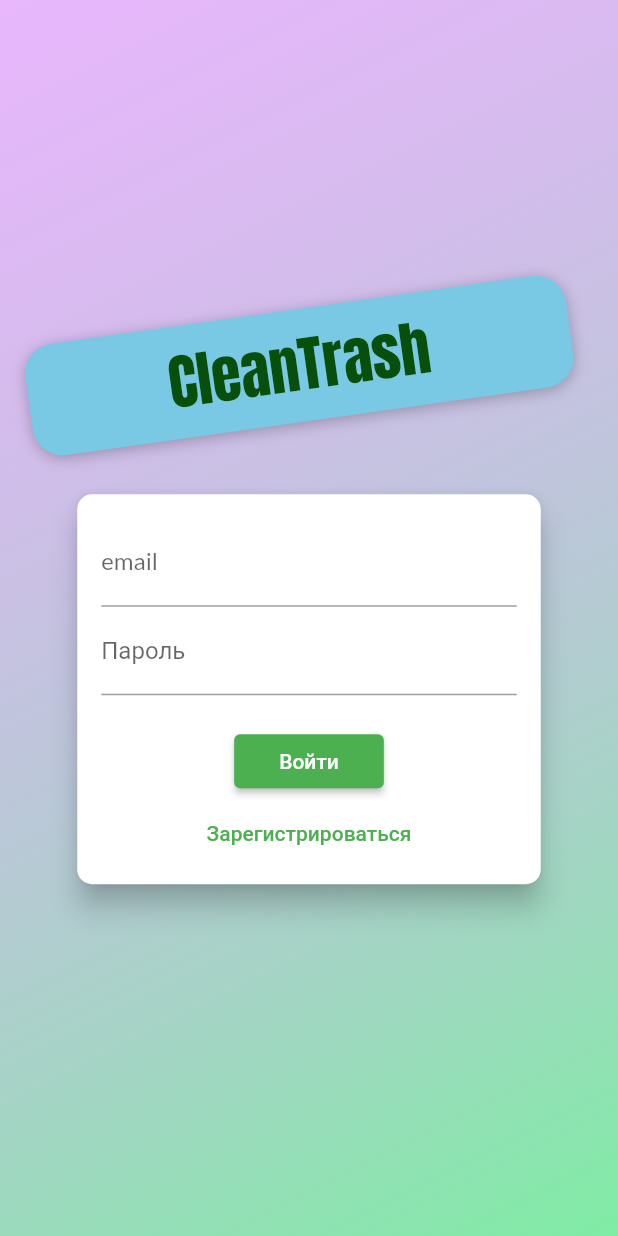
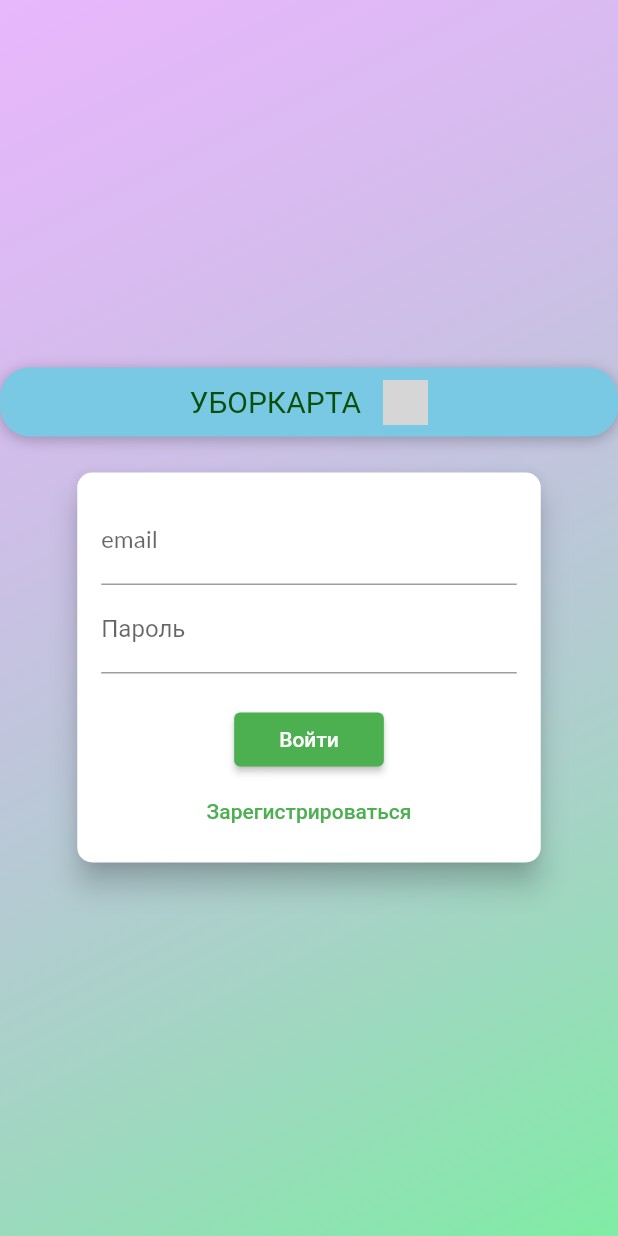
Before and after one commit to lunlord/Diplom_project, a Flutter app: the screen it shows after launch, on a phone screen of 412 x 824 dp. Run offline on Flutter 3.47's test engine with Material 2 defaults, Android fonts, the phone set to English and light mode, and no system bars; our stand-ins replace firebase_core, firebase_storage, image_picker, location; missing offline and left inert: yandex_geocoder, yandex_mapkit; accounts and stored records are empty; network calls fail; grey boxes are pictures that could not be loaded.

Commit message:
fixed commit

```diff
--- a/lib/main.dart
+++ b/lib/main.dart
@@ -38,6 +38,7 @@ class MyApp extends StatelessWidget {
                 primarySwatch: Colors.green,
                 accentColor: Colors.deepOrange,
                 fontFamily: 'Lato'),
+            debugShowCheckedModeBanner: false,
             home: auth.isAuth ? TrashOverviewScreen() : AuthScreen(),
             routes: {
               TrashDetailScreen.routeName: (ctx) => TrashDetailScreen(),
--- a/lib/providers/trash.dart
+++ b/lib/providers/trash.dart
@@ -3,6 +3,8 @@ import 'dart:convert';
 import 'package:flutter/foundation.dart';
 import 'package:http/http.dart' as http;
 import 'package:trashClean/models/place_location.dart';
+
+enum Statuses { Find, onChecking, Cleaned }
 
 class Trash with ChangeNotifier {
   final String id;
@@ -12,6 +14,7 @@ class Trash with ChangeNotifier {
   PlaceLocation location;
   bool isFavorite;
   bool isCleaned;
+  Enum status;
 
   Trash(
       {@required this.id,
@@ -20,7 +23,8 @@ class Trash with ChangeNotifier {
       @required this.imageUrl,
       @required this.location,
       this.isFavorite = false,
-      this.isCleaned = false});
+      this.isCleaned = false,
+      this.status = Statuses.Find});
 
   Future<void> toggleFavoriteStatus(String token, String userId) async {
     final oldStatus = isFavorite;
--- a/lib/screens/auth_screen.dart
+++ b/lib/screens/auth_screen.dart
@@ -13,10 +13,7 @@ class AuthScreen extends StatelessWidget {
   @override
   Widget build(BuildContext context) {
     final deviceSize = MediaQuery.of(context).size;
-    // final transformConfig = Matrix4.rotationZ(-8 * pi / 180);
-    // transformConfig.translate(-10.0);
     return Scaffold(
-      // resizeToAvoidBottomInset: false,
       body: Stack(
         children: <Widget>[
           Container(
@@ -45,9 +42,6 @@ class AuthScreen extends StatelessWidget {
                       margin: EdgeInsets.only(bottom: 20.0),
                       padding:
                           EdgeInsets.symmetric(vertical: 8.0, horizontal: 94.0),
-                      transform: Matrix4.rotationZ(-8 * pi / 180)
-                        ..translate(-10.0),
-                      // ..translate(-10.0),
                       decoration: BoxDecoration(
                         borderRadius: BorderRadius.circular(20),
                         color: Color.fromARGB(255, 121, 201, 228),
@@ -59,15 +53,28 @@ class AuthScreen extends StatelessWidget {
                           )
                         ],
                       ),
-                      child: Text(
-                        'CleanTrash',
+                      child: Row(
+                          mainAxisAlignment: MainAxisAlignment.center,
+                          children: [
+                            Text(
+                              'УБОРКАРТА',
                               style: TextStyle(
                                 color: Color.fromARGB(255, 8, 79, 11),
-                          fontSize: 40,
+                                fontSize: 20,
                                 fontFamily: 'Anton',
                                 fontWeight: FontWeight.normal,
                               ),
                             ),
+                            SizedBox(
+                              width: 15,
+                            ),
+                            SizedBox(
+                              height: 30,
+                              width: 30,
+                              child: Image.network(
+                                  'https://i.ya-wd.com/images/icon-png-free-download.png'),
+                            )
+                          ]),
                     ),
                   ),
                   Flexible(
--- a/lib/widgets/app_drawer.dart
+++ b/lib/widgets/app_drawer.dart
@@ -24,7 +24,7 @@ class AppDrawer extends StatelessWidget {
           Divider(),
           ListTile(
             leading: Icon(Icons.edit),
-            title: Text('Управление добавленными записями'),
+            title: Text('Управление добавленными сообщениями'),
             onTap: () {
               Navigator.of(context)
                   .pushReplacementNamed(ManageTrashAdmin.routeName);
```
Also changed, not shown: lib/providers/trash_provider.dart (+0 -22 lines), lib/screens/cleaning_trash_screen.dart (+52 -17 lines), lib/screens/map_screen.dart (+6 -30 lines), lib/screens/messages_cleaning_screen.dart (added, +16 -0 lines), lib/screens/trash_detail_screen.dart (+6 -2 lines), lib/screens/trash_overview_screen.dart (+12 -1 lines), lib/widgets/image_input.dart (+0 -17 lines), lib/widgets/trash_item.dart (+0 -23 lines). Lines whose indentation alone changed are shown as unchanged.
